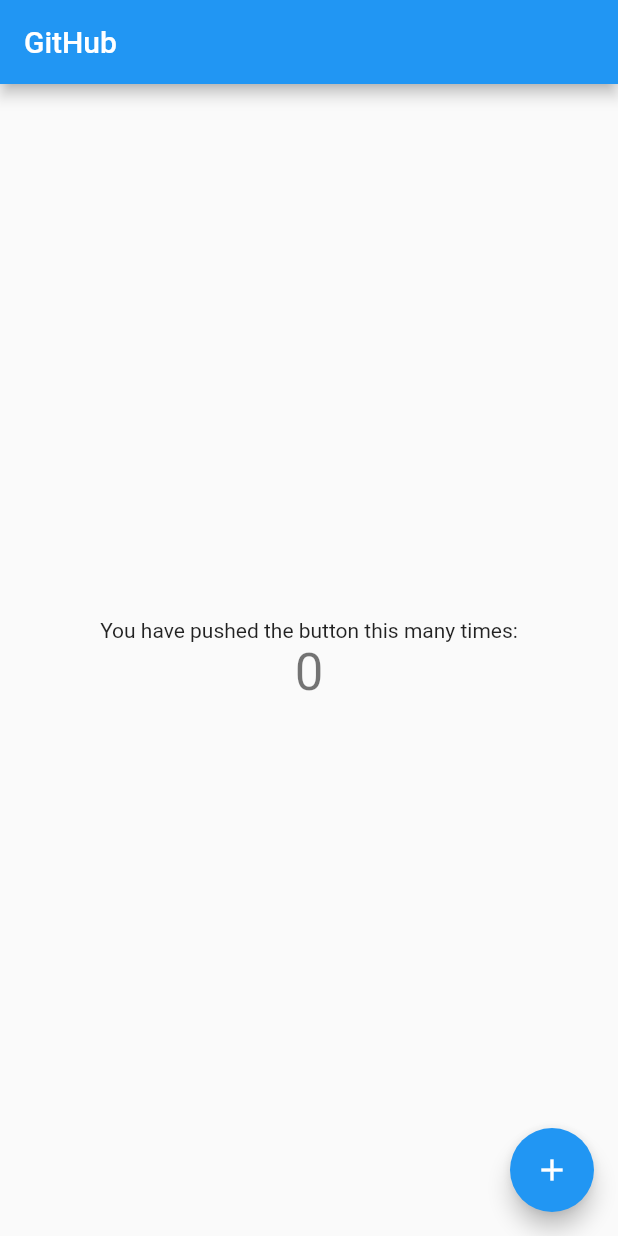
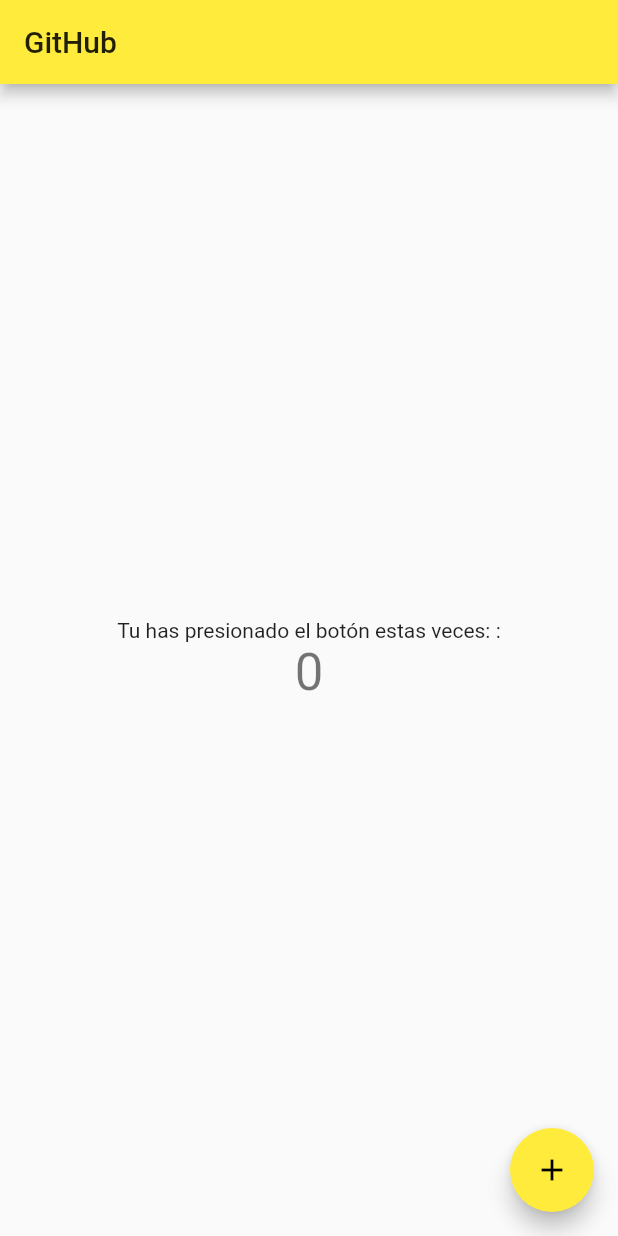
Before and after one commit to spartanfenix/Git_GitHub, a Flutter app: the screen it shows after launch, on a phone screen of 412 x 824 dp. Run offline on Flutter 3.47's test engine with Material 2 defaults, Android fonts, the phone set to English and light mode, and no system bars.

Commit message:
se cambio el color de interfaz y el idioma y se quito el debbug

```diff
--- a/lib/main.dart
+++ b/lib/main.dart
@@ -8,9 +8,10 @@ class MyApp extends StatelessWidget {
   @override
   Widget build(BuildContext context) {
     return MaterialApp(
+      debugShowCheckedModeBanner: false,
       title: 'Curso Git',
       theme: ThemeData(
-        primarySwatch: Colors.blue,
+        primarySwatch: Colors.yellow,
       ),
       home: MyHomePage(title: 'GitHub'),
     );
@@ -64,7 +65,7 @@ class _MyHomePageState extends State<MyHomePage> {
           mainAxisAlignment: MainAxisAlignment.center,
           children: <Widget>[
             Text(
-              'You have pushed the button this many times:',
+              'Tu has presionado el botón estas veces: :',
             ),
             Text(
               '$_counter',
```
